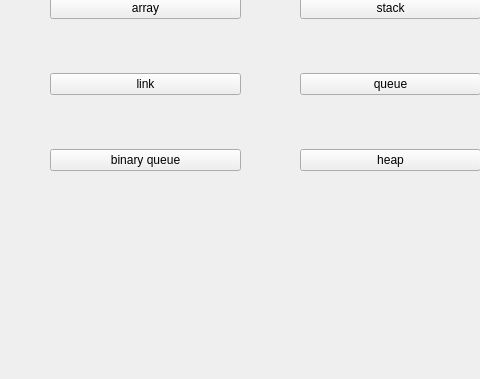
The window that DSVis/WINDOW/model1_main.ui (Dreamerryao/CPlusPlus-Project) describes before a commit, drawn with Qt 5; both pictures show x 0 to 480 and y 221 to 600 of the 800 by 600 pixel window.
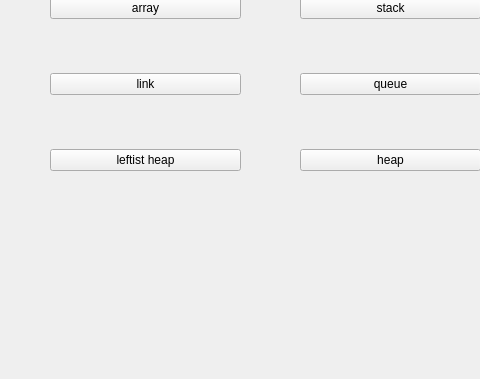
The same window after the commit.

Diff of the .ui file:
```diff
--- a/DSVis/WINDOW/model1_main.ui
+++ b/DSVis/WINDOW/model1_main.ui
@@ -41,7 +41,7 @@
      <item row="3" column="0">
       <widget class="QPushButton" name="pushButton_3">
        <property name="text">
-        <string>binary queue</string>
+        <string>leftist heap</string>
        </property>
       </widget>
      </item>
```
Left out of the diff: 2 changed lines with no effect on the pictures.
